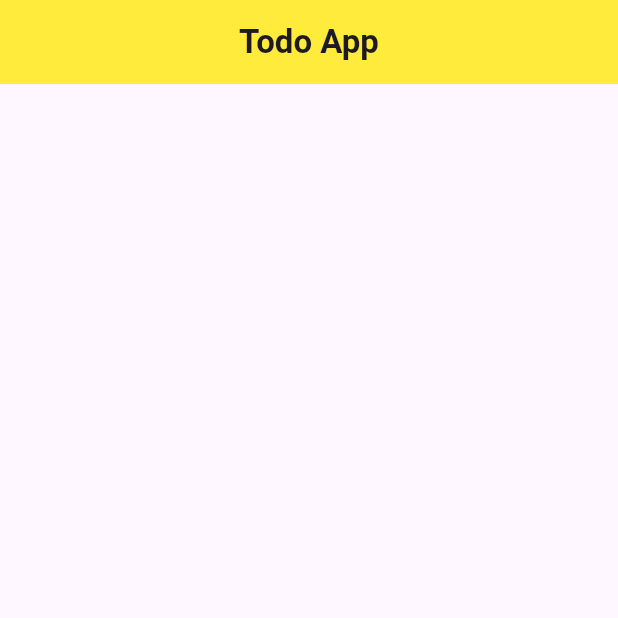
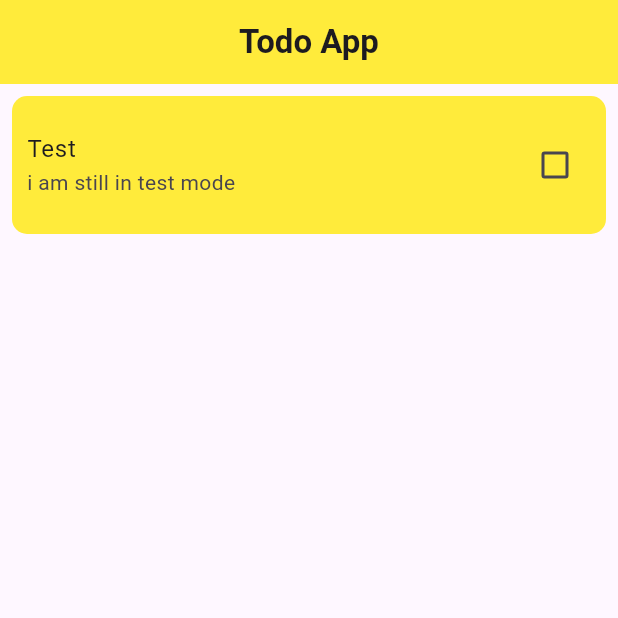
Before and after one commit to Ahmed-Mamdouh-Elattar/simple_todo_app, a Flutter app: the screen it shows after launch, on a phone screen of 412 x 824 dp, the top half of it. Run offline on Flutter 3.47's test engine with Material 3 defaults, Android fonts, the phone set to English and light mode, and no system bars.

Commit message:
creating task card widget

```diff
--- a/lib/views/home_view.dart
+++ b/lib/views/home_view.dart
@@ -15,6 +15,7 @@ class HomeView extends StatelessWidget {
           ),
         ),
       ),
+      body: const TaskCard(),
     );
   }
 }
--- /dev/null
+++ b/lib/widgets/task_card.dart
@@ -0,0 +1,27 @@
+import 'package:flutter/material.dart';
+
+class TaskCard extends StatelessWidget {
+  const TaskCard({
+    super.key,
+  });
+
+  @override
+  Widget build(BuildContext context) {
+    return Container(
+      margin: const EdgeInsets.all(8),
+      decoration: BoxDecoration(
+        color: Theme.of(context).cardColor,
+        borderRadius: BorderRadius.circular(10),
+      ),
+      child: ListTile(
+        contentPadding: const EdgeInsets.all(10),
+        title: const Text('Test'),
+        subtitle: const Text('i am still in test mode'),
+        trailing: Checkbox(
+          value: false,
+          onChanged: (value) {},
+        ),
+      ),
+    );
+  }
+}
```
